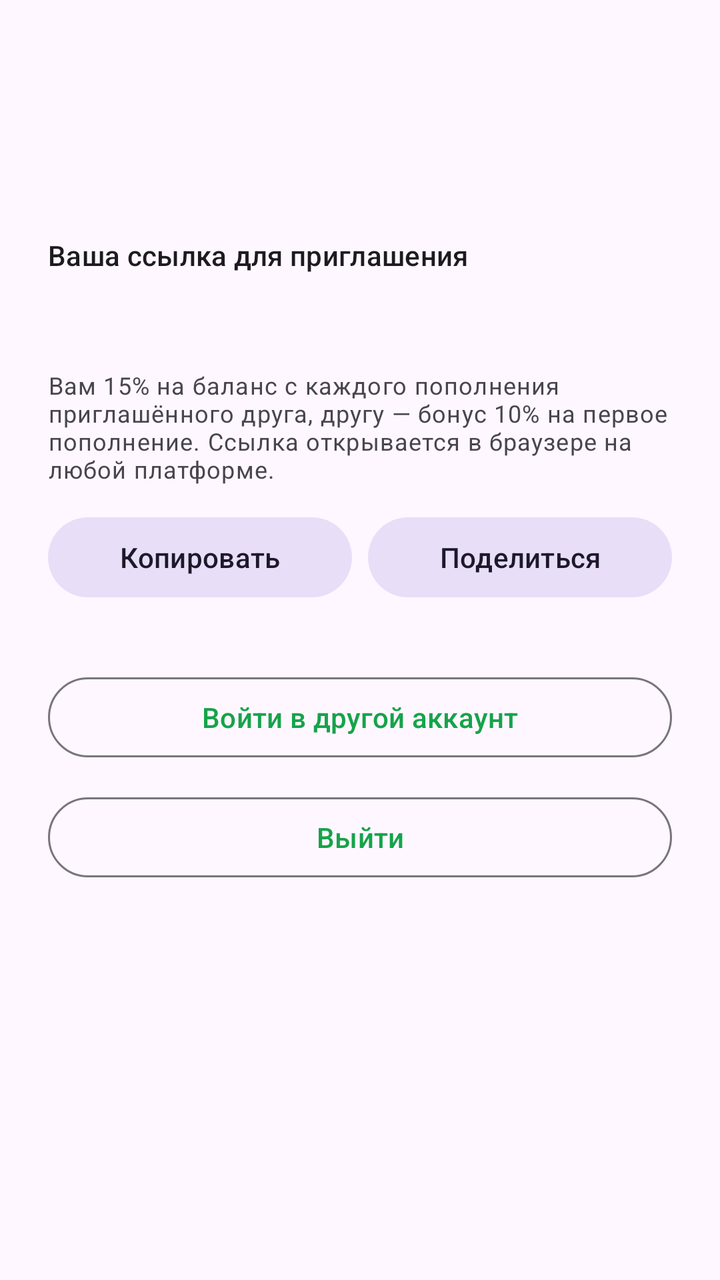
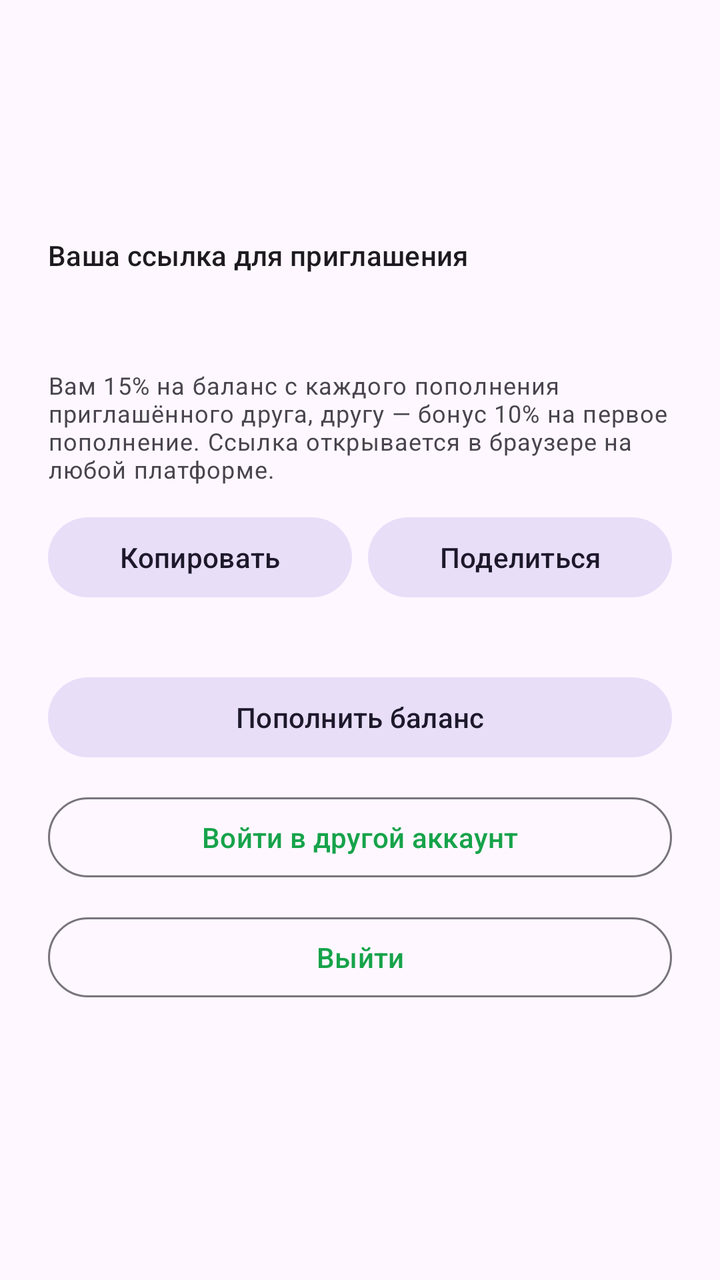

An Android layout rendered at two revisions. The XML below is the earlier revision; the diff shows what the commit changed to produce the second picture.
<!-- AndroidManifest.xml: application theme Theme.VpnApp -->
<!-- res/layout/fragment_profile.xml -->
<?xml version="1.0" encoding="utf-8"?>
<LinearLayout xmlns:android="http://schemas.android.com/apk/res/android"
    android:layout_width="match_parent"
    android:layout_height="match_parent"
    android:orientation="vertical"
    android:padding="24dp">

    <TextView
        android:id="@+id/emailText"
        android:layout_width="match_parent"
        android:layout_height="wrap_content"
        android:textAppearance="?attr/textAppearanceHeadlineSmall"
        android:layout_marginBottom="24dp" />

    <TextView
        android:id="@+id/balanceText"
        android:layout_width="match_parent"
        android:layout_height="wrap_content"
        android:textAppearance="?attr/textAppearanceTitleMedium"
        android:layout_marginBottom="16dp" />

    <TextView
        android:layout_width="match_parent"
        android:layout_height="wrap_content"
        android:text="@string/profile_referral"
        android:textAppearance="?attr/textAppearanceLabelLarge" />

    <TextView
        android:id="@+id/referralText"
        android:layout_width="match_parent"
        android:layout_height="wrap_content"
        android:textIsSelectable="true" />

    <TextView
        android:id="@+id/referralCodeText"
        android:layout_width="match_parent"
        android:layout_height="wrap_content"
        android:textAppearance="?attr/textAppearanceBodySmall"
        android:textIsSelectable="true"
        android:layout_marginTop="4dp" />

    <TextView
        android:layout_width="match_parent"
        android:layout_height="wrap_content"
        android:text="@string/profile_referral_desc"
        android:textAppearance="?attr/textAppearanceBodySmall"
        android:layout_marginTop="8dp" />

    <LinearLayout
        android:layout_width="match_parent"
        android:layout_height="wrap_content"
        android:orientation="horizontal"
        android:layout_marginTop="12dp"
        android:layout_marginBottom="32dp">

        <com.google.android.material.button.MaterialButton
            android:id="@+id/copyReferralButton"
            style="@style/Widget.Material3.Button.TonalButton"
            android:layout_width="0dp"
            android:layout_weight="1"
            android:layout_height="wrap_content"
            android:layout_marginEnd="8dp"
            android:text="@string/profile_referral_copy" />

        <com.google.android.material.button.MaterialButton
            android:id="@+id/shareReferralButton"
            style="@style/Widget.Material3.Button.TonalButton"
            android:layout_width="0dp"
            android:layout_weight="1"
            android:layout_height="wrap_content"
            android:text="@string/profile_referral_share" />

    </LinearLayout>

    <com.google.android.material.button.MaterialButton
        android:id="@+id/signInExistingButton"
        style="@style/Widget.Material3.Button.OutlinedButton"
        android:layout_width="match_parent"
        android:layout_height="wrap_content"
        android:layout_marginBottom="12dp"
        android:text="@string/profile_sign_in_existing" />

    <com.google.android.material.button.MaterialButton
        android:id="@+id/logoutButton"
        style="@style/Widget.Material3.Button.OutlinedButton"
        android:layout_width="match_parent"
        android:layout_height="wrap_content"
        android:text="@string/profile_logout" />

</LinearLayout>
<!-- resources referenced by this layout -->
<resources>
  <string name="profile_logout">Выйти</string>
  <string name="profile_referral">Ваша ссылка для приглашения</string>
  <string name="profile_referral_copy">Копировать</string>
  <string name="profile_referral_desc" formatted="false">Вам 15% на баланс с каждого пополнения приглашённого друга, другу — бонус 10% на первое пополнение. Ссылка открывается в браузере на любой платформе.</string>
  <string name="profile_referral_share">Поделиться</string>
  <string name="profile_sign_in_existing">Войти в другой аккаунт</string>
  <style name="Theme.VpnApp" parent="Theme.Material3.DayNight.NoActionBar">
          <item name="colorPrimary">@color/brand_600</item>
          <item name="colorOnPrimary">@color/white</item>
          <item name="colorPrimaryContainer">@color/brand_100</item>
          <item name="colorOnPrimaryContainer">@color/brand_700</item>
          <item name="colorSecondary">@color/brand_500</item>
          <item name="colorSurface">@color/white</item>
          <item name="colorOnSurface">@color/dark_950</item>
          <item name="android:statusBarColor">?attr/colorSurface</item>
          <item name="android:windowLightStatusBar">true</item>
      </style>
  <color name="brand_600">#16A34A</color>
  <color name="white">#FFFFFF</color>
  <color name="brand_100">#DCFCE7</color>
  <color name="brand_700">#15803D</color>
  <color name="brand_500">#22C55E</color>
  <color name="dark_950">#060709</color>
</resources>

<!-- the commit's change to res/layout/fragment_profile.xml (unified diff, before → after) -->
@@ -73,6 +73,14 @@
     </LinearLayout>
 
     <com.google.android.material.button.MaterialButton
+        android:id="@+id/manageBillingButton"
+        style="@style/Widget.Material3.Button.TonalButton"
+        android:layout_width="match_parent"
+        android:layout_height="wrap_content"
+        android:layout_marginBottom="12dp"
+        android:text="@string/profile_manage_billing" />
+
+    <com.google.android.material.button.MaterialButton
         android:id="@+id/signInExistingButton"
         style="@style/Widget.Material3.Button.OutlinedButton"
         android:layout_width="match_parent"
<!-- resource entries referenced after the edit -->
@@ -1,6 +1,7 @@
 <!-- resources referenced by this layout -->
 <resources>
   <string name="profile_logout">Выйти</string>
+  <string name="profile_manage_billing">Пополнить баланс</string>
   <string name="profile_referral">Ваша ссылка для приглашения</string>
   <string name="profile_referral_copy">Копировать</string>
   <string name="profile_referral_desc" formatted="false">Вам 15% на баланс с каждого пополнения приглашённого друга, другу — бонус 10% на первое пополнение. Ссылка открывается в браузере на любой платформе.</string>
